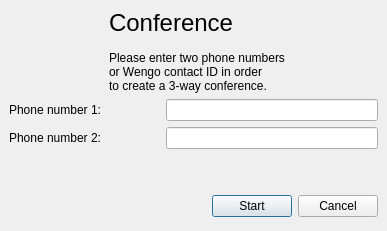
tkrotoff/WengoPhone, file wengophone/src/presentation/qt/conference/ConferenceCallWidget.ui: the form before one commit.
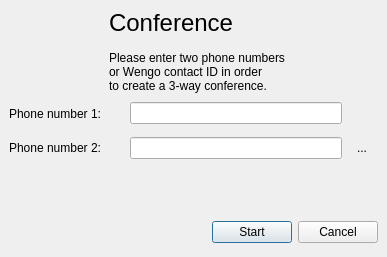
The form after the commit. Icons and pictures are not drawn.

Commit message: improve audio conference gui

Diff of the .ui file:
```diff
--- a/wengophone/src/presentation/qt/conference/ConferenceCallWidget.ui
+++ b/wengophone/src/presentation/qt/conference/ConferenceCallWidget.ui
@@ -9,7 +9,7 @@
     <x>0</x>
     <y>0</y>
     <width>387</width>
-    <height>231</height>
+    <height>257</height>
    </rect>
   </property>
   <property name="windowTitle" >
@@ -401,6 +401,56 @@
        </property>
       </widget>
      </item>
+     <item row="0" column="2" >
+      <widget class="QToolButton" name="peer1ToolButton" >
+       <property name="minimumSize" >
+        <size>
+         <width>28</width>
+         <height>28</height>
+        </size>
+       </property>
+       <property name="text" >
+        <string/>
+       </property>
+       <property name="icon" >
+        <iconset resource="../wengophone.qrc" >:/pics/iconbar/add_contact.png</iconset>
+       </property>
+       <property name="iconSize" >
+        <size>
+         <width>22</width>
+         <height>22</height>
+        </size>
+       </property>
+       <property name="autoRaise" >
+        <bool>true</bool>
+       </property>
+      </widget>
+     </item>
+     <item row="1" column="2" >
+      <widget class="QToolButton" name="peer2ToolButton" >
+       <property name="minimumSize" >
+        <size>
+         <width>28</width>
+         <height>28</height>
+        </size>
+       </property>
+       <property name="text" >
+        <string>...</string>
+       </property>
+       <property name="icon" >
+        <iconset resource="../wengophone.qrc" >:/pics/iconbar/add_contact.png</iconset>
+       </property>
+       <property name="iconSize" >
+        <size>
+         <width>22</width>
+         <height>22</height>
+        </size>
+       </property>
+       <property name="autoRaise" >
+        <bool>true</bool>
+       </property>
+      </widget>
+     </item>
     </layout>
    </item>
   </layout>
```
Left out of the diff: 14 changed lines with no effect on the pictures. The commit also changes 6 other files.
